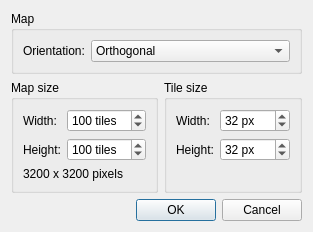
Above: src/tiled/newmapdialog.ui from mapeditor/tiled before the change. Below: the same form after it.
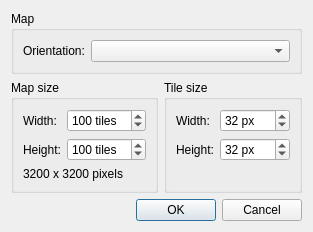
That is the form after the change.

Patch:
```diff
--- a/src/tiled/newmapdialog.ui
+++ b/src/tiled/newmapdialog.ui
@@ -206,16 +206,6 @@
           <verstretch>0</verstretch>
          </sizepolicy>
         </property>
-        <item>
-         <property name="text">
-          <string>Orthogonal</string>
-         </property>
-        </item>
-        <item>
-         <property name="text">
-          <string>Isometric</string>
-         </property>
-        </item>
        </widget>
       </item>
      </layout>
```
